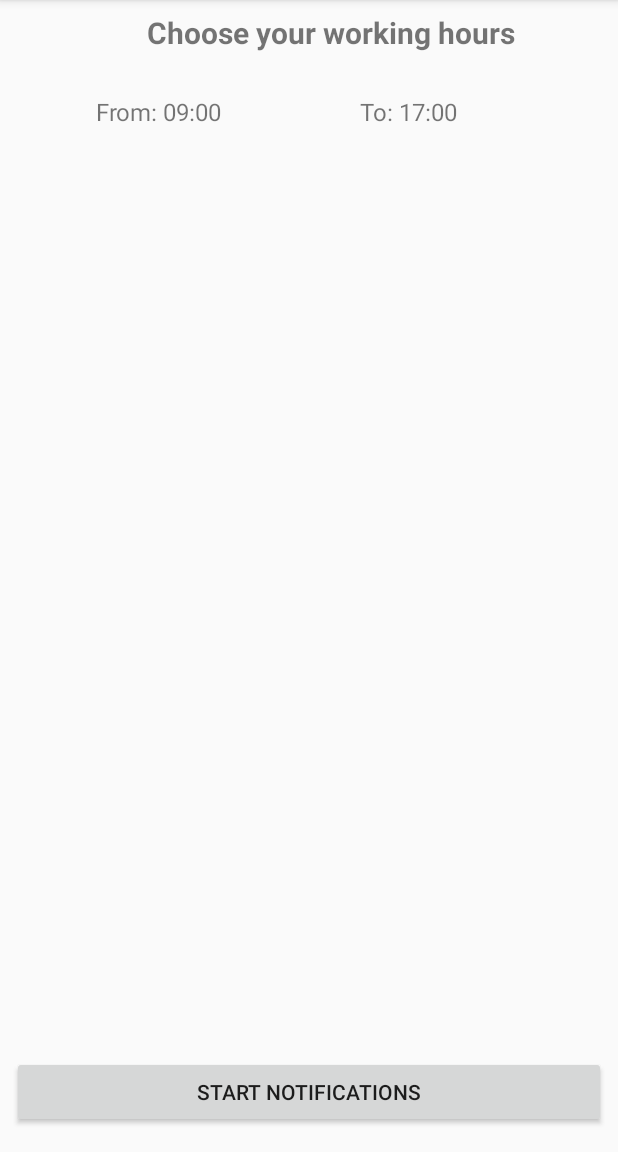
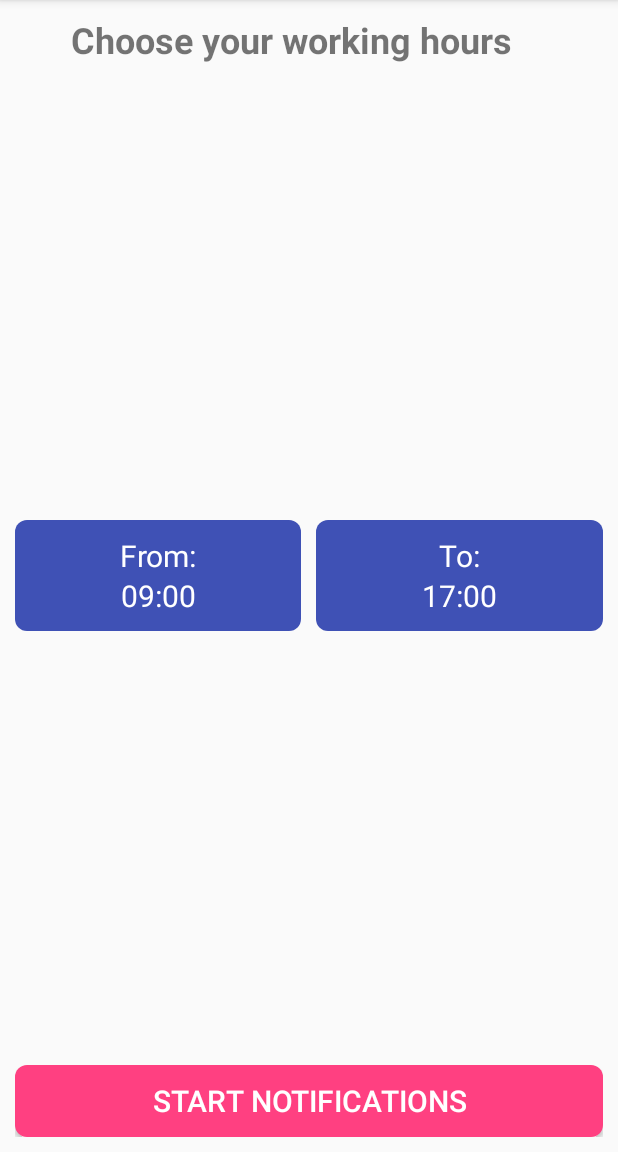
Before and after one commit to bataemperor/JobHoursAlert, an Android app: the screen it shows after launch (MainActivity), on a phone screen of 412 x 824 dp, the part 84-1236 px from its top. Run offline under Robolectric (Android 15) with nearby library versions, the phone set to English and light mode, and no system bars; our stand-ins replace ButterKnife.

Commit message:
Notifies only during working days betweem 9-17h

```diff
--- a/app/build.gradle
+++ b/app/build.gradle
@@ -26,5 +26,6 @@ dependencies {
     })
     compile 'com.android.support:appcompat-v7:24.2.0'
     testCompile 'junit:junit:4.12'
-    compile 'com.android.support.constraint:constraint-layout:1.0.0-alpha8'
+    compile 'com.jakewharton:butterknife:8.4.0'
+    annotationProcessor 'com.jakewharton:butterknife-compiler:8.4.0'
 }
--- a/app/src/main/java/com/tehnicomsoft/jobhoursalert/AlertReceiver.java
+++ b/app/src/main/java/com/tehnicomsoft/jobhoursalert/AlertReceiver.java
@@ -10,7 +10,6 @@ import android.graphics.BitmapFactory;
 import android.support.v4.app.NotificationCompat;
 
 import java.util.Calendar;
-import java.util.GregorianCalendar;
 
 /**
  * Created by aleksandar on 22.11.16..
@@ -23,14 +22,19 @@ public class AlertReceiver extends BroadcastReceiver {
     // Called when a broadcast is made targeting this class
     @Override
     public void onReceive(Context context, Intent intent) {
-        calendar = new GregorianCalendar();
-        calendarFive = new GregorianCalendar();
-        calendarFive.set(GregorianCalendar.HOUR_OF_DAY, 17);
-        difference = calendarFive.get(GregorianCalendar.HOUR_OF_DAY) - calendar.get(GregorianCalendar.HOUR_OF_DAY);
-        if (difference > 0 && difference < 9) {
+        calendar = Calendar.getInstance();
+        calendarFive = Calendar.getInstance();
+        calendarFive.set(Calendar.HOUR_OF_DAY, 17);
+        difference = calendarFive.get(Calendar.HOUR_OF_DAY) - calendar.get(Calendar.HOUR_OF_DAY);
+        if (conditions()) {
             createNotification(context, "Vreme na poslu", "Jos " + difference + "h " + "do kraja radnog vremena", "Alert");
         }
+    }
 
+    private boolean conditions() {
+        //only between working hours
+        //Not Saturday , Not Sunday
+        return difference > 0 && difference < 9 && calendar.get(Calendar.DAY_OF_WEEK) != Calendar.SATURDAY && calendar.get(Calendar.DAY_OF_WEEK) != Calendar.SUNDAY;
     }
 
     private int getNotificationIcon() {
--- a/app/src/main/java/com/tehnicomsoft/jobhoursalert/MainActivity.java
+++ b/app/src/main/java/com/tehnicomsoft/jobhoursalert/MainActivity.java
@@ -3,6 +3,7 @@ package com.tehnicomsoft.jobhoursalert;
 import android.app.AlarmManager;
 import android.app.NotificationManager;
 import android.app.PendingIntent;
+import android.app.TimePickerDialog;
 import android.content.Context;
 import android.content.Intent;
 import android.support.v4.app.NotificationCompat;
@@ -13,28 +14,46 @@ import android.os.Bundle;
 import android.text.format.Time;
 import android.view.View;
 import android.widget.Button;
+import android.widget.TextView;
 import android.widget.Toast;
 
 import java.util.Calendar;
 import java.util.Date;
 import java.util.GregorianCalendar;
 
+import butterknife.BindView;
+import butterknife.ButterKnife;
+import butterknife.OnClick;
+
 // NotificationManager : Allows us to notify the user that something happened in the background
 // AlarmManager : Allows you to schedule for your application to do something at a later date
 // even if it is in the background
 
 public class MainActivity extends AppCompatActivity {
+    @BindView(R.id.tvFrom)
+    TextView tvFrom;
+    @BindView(R.id.tvTo)
+    TextView tvTo;
+    TimePickerDialog timePickerDialog;
 
     @Override
     protected void onCreate(Bundle savedInstanceState) {
         super.onCreate(savedInstanceState);
         setContentView(R.layout.activity_main);
+        ButterKnife.bind(this);
+    }
+
+    @OnClick(R.id.tvFrom)
+    public void onClickFrom() {
+
+    }
+
+    @OnClick(R.id.tvTo)
+    public void onClickTo() {
+
     }
 
     public void setAlarm(View view) {
-
-        // Define a time value of 5 seconds
-
 
         // Define our intention of executing AlertReceiver
         Intent alertIntent = new Intent(this, AlertReceiver.class);
@@ -52,7 +71,7 @@ public class MainActivity extends AppCompatActivity {
         calendar.set(Calendar.SECOND, 0);
         Long alertTime = calendar.getTimeInMillis();
         alarmManager.setInexactRepeating(AlarmManager.RTC_WAKEUP, alertTime, AlarmManager.INTERVAL_HOUR,
-                PendingIntent.getBroadcast(this, 1, alertIntent,
+                PendingIntent.getBroadcast(getApplicationContext(), 1, alertIntent,
                         PendingIntent.FLAG_UPDATE_CURRENT));
         Toast.makeText(this, "Notifications started", Toast.LENGTH_SHORT).show();
     }
--- /dev/null
+++ b/app/src/main/res/drawable/background_time.xml
@@ -0,0 +1,16 @@
+<?xml version="1.0" encoding="utf-8"?>
+<selector xmlns:android="http://schemas.android.com/apk/res/android">
+    <item android:state_pressed="true">
+        <shape xmlns:android="http://schemas.android.com/apk/res/android" android:shape="rectangle">
+            <corners android:radius="8dp" />
+            <solid android:color="#243993" />
+        </shape>
+    </item>
+    <item>
+        <shape xmlns:android="http://schemas.android.com/apk/res/android" android:shape="rectangle">
+            <corners android:radius="8dp" />
+            <solid android:color="@color/colorPrimary" />
+        </shape>
+    </item>
+
+</selector>
--- /dev/null
+++ b/app/src/main/res/drawable/button_background.xml
@@ -0,0 +1,16 @@
+<?xml version="1.0" encoding="utf-8"?>
+<selector xmlns:android="http://schemas.android.com/apk/res/android">
+    <item android:state_pressed="true">
+        <shape xmlns:android="http://schemas.android.com/apk/res/android" android:shape="rectangle">
+            <corners android:radius="8dp" />
+            <solid android:color="#8c25b4" />
+        </shape>
+    </item>
+    <item>
+        <shape xmlns:android="http://schemas.android.com/apk/res/android" android:shape="rectangle">
+            <corners android:radius="8dp" />
+            <solid android:color="@color/colorAccent" />
+        </shape>
+    </item>
+
+</selector>
--- a/app/src/main/res/layout/activity_main.xml
+++ b/app/src/main/res/layout/activity_main.xml
@@ -1,9 +1,10 @@
-<android.support.constraint.ConstraintLayout xmlns:android="http://schemas.android.com/apk/res/android"
+<RelativeLayout xmlns:android="http://schemas.android.com/apk/res/android"
     xmlns:app="http://schemas.android.com/apk/res-auto"
     xmlns:tools="http://schemas.android.com/tools"
     android:layout_width="match_parent"
     android:layout_height="match_parent"
     android:orientation="vertical"
+    android:padding="10dp"
     tools:context=".MainActivity">
 
     <TextView
@@ -12,74 +13,56 @@
         android:layout_height="wrap_content"
         android:gravity="center"
         android:text="Choose your working hours"
-        android:textSize="20sp"
-        android:textStyle="bold"
-        tools:layout_constraintTop_creator="1"
-        tools:layout_constraintRight_creator="1"
-        app:layout_constraintRight_toRightOf="@+id/tvFrom"
-        android:layout_marginTop="8dp"
-        tools:layout_constraintLeft_creator="1"
-        app:layout_constraintTop_toTopOf="parent"
-        app:layout_constraintLeft_toRightOf="@+id/tvFrom" />
+        android:textSize="24sp"
+        android:textStyle="bold" />
 
+    <LinearLayout
+        android:layout_width="match_parent"
+        android:layout_height="wrap_content"
+        android:layout_centerInParent="true"
+        android:orientation="horizontal">
 
         <TextView
             android:id="@+id/tvFrom"
-        android:layout_width="176dp"
+            android:layout_width="0dp"
             android:layout_height="wrap_content"
-        android:padding="20dp"
-        android:text="From: 09:00"
-        android:textSize="16sp"
-        tools:layout_conversion_absoluteX="16dp"
-        tools:layout_conversion_absoluteY="40dp"
-        tools:layout_conversion_absoluteWidth="176dp"
-        tools:layout_conversion_absoluteHeight="59dp"
-        app:layout_constraintRight_toLeftOf="@+id/tvTo"
-        app:layout_constraintBaseline_toBaselineOf="@+id/tvTo"
-        tools:layout_constraintBaseline_creator="1" />
+            android:layout_weight="1"
+            android:background="@drawable/background_time"
+            android:gravity="center"
+            android:lineSpacingExtra="3dp"
+            android:padding="10dp"
+            android:text="From:\n09:00"
+            android:textColor="@android:color/white"
+            android:textSize="20sp" />
+
+        <Space
+            android:layout_width="10dp"
+            android:layout_height="wrap_content" />
 
         <TextView
             android:id="@+id/tvTo"
-        android:layout_width="176dp"
+            android:layout_width="0dp"
             android:layout_height="wrap_content"
-        android:padding="20dp"
-        android:text="To: 17:00"
-        android:textSize="16sp"
-        tools:layout_conversion_absoluteX="192dp"
-        tools:layout_conversion_absoluteY="40dp"
-        tools:layout_conversion_absoluteWidth="176dp"
-        tools:layout_conversion_absoluteHeight="59dp"
-        tools:layout_constraintTop_creator="1"
-        tools:layout_constraintRight_creator="1"
-        android:layout_marginEnd="16dp"
-        app:layout_constraintRight_toRightOf="parent"
-        android:layout_marginTop="8dp"
-        app:layout_constraintTop_toBottomOf="@+id/tvTitle"
-        android:layout_marginRight="16dp" />
+            android:layout_weight="1"
+            android:background="@drawable/background_time"
+            android:gravity="center"
+            android:lineSpacingExtra="3dp"
+            android:padding="10dp"
+            android:text="To:\n17:00"
+            android:textColor="@android:color/white"
+            android:textSize="20sp" />
+    </LinearLayout>
 
 
     <Button
         android:id="@+id/alertButton"
-        android:layout_width="0dp"
+        android:layout_width="match_parent"
         android:layout_height="wrap_content"
+        android:layout_alignParentBottom="true"
+        android:background="@drawable/button_background"
         android:onClick="setAlarm"
         android:text="Start notifications"
-        tools:layout_constraintRight_creator="1"
-        tools:layout_constraintBottom_creator="1"
-        android:layout_marginStart="8dp"
-        app:layout_constraintBottom_toBottomOf="parent"
-        android:layout_marginEnd="8dp"
-        app:layout_constraintRight_toRightOf="parent"
-        tools:layout_constraintLeft_creator="1"
-        android:layout_marginBottom="16dp"
-        app:layout_constraintLeft_toLeftOf="parent"
-        android:layout_marginLeft="8dp"
-        android:layout_marginRight="8dp" />
+        android:textColor="@android:color/white"
+        android:textSize="20sp" />
 
-    <!--<Button-->
-    <!--android:id="@+id/stopNotificationBut"-->
-    <!--android:layout_width="match_parent"-->
-    <!--android:layout_height="wrap_content"-->
-    <!--android:text="Stop Notifications" />-->
-
-</android.support.constraint.ConstraintLayout>
+</RelativeLayout>
--- a/app/src/main/res/values/colors.xml
+++ b/app/src/main/res/values/colors.xml
@@ -1,6 +1,13 @@
 <?xml version="1.0" encoding="utf-8"?>
 <resources>
+
     <color name="colorPrimary">#3F51B5</color>
     <color name="colorPrimaryDark">#303F9F</color>
     <color name="colorAccent">#FF4081</color>
+    <color name="primary_light">#C5CAE9</color>
+    <color name="primary_text">#212121</color>
+    <color name="secondary_text">#757575</color>
+    <color name="icons">#FFFFFF</color>
+    <color name="divider">#BDBDBD</color>
+
 </resources>
```
Lines whose indentation alone changed are shown as unchanged.
